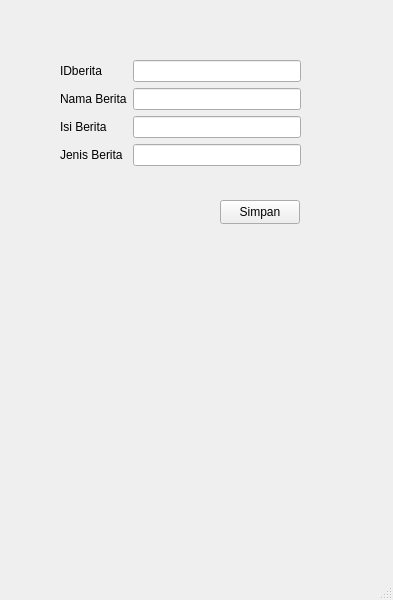
Above: TugasVisual_2/formberita.ui from arcahyadi/visual_2_2310010213_4F_aufa_riduan_cahyadi before the change. Below: the same form after it.
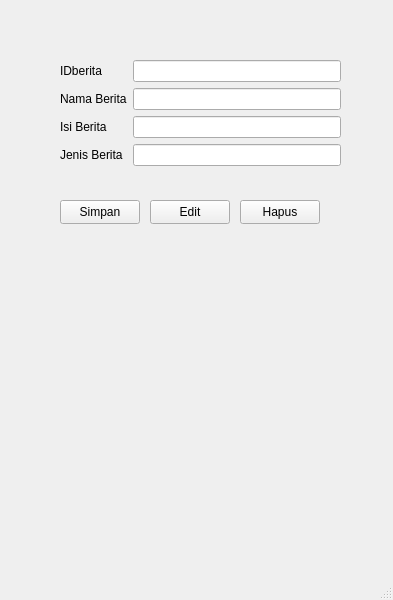
That is the form after the change.

Patch:
```diff
--- a/TugasVisual_2/formberita.ui
+++ b/TugasVisual_2/formberita.ui
@@ -19,7 +19,7 @@
      <rect>
       <x>60</x>
       <y>60</y>
-      <width>241</width>
+      <width>281</width>
       <height>121</height>
      </rect>
     </property>
@@ -69,7 +69,7 @@
    <widget class="QPushButton" name="pushButton">
     <property name="geometry">
      <rect>
-      <x>220</x>
+      <x>60</x>
       <y>200</y>
       <width>80</width>
       <height>24</height>
@@ -79,6 +79,32 @@
      <string>Simpan</string>
     </property>
    </widget>
+   <widget class="QPushButton" name="pushButton_2">
+    <property name="geometry">
+     <rect>
+      <x>150</x>
+      <y>200</y>
+      <width>80</width>
+      <height>24</height>
+     </rect>
+    </property>
+    <property name="text">
+     <string>Edit</string>
+    </property>
+   </widget>
+   <widget class="QPushButton" name="pushButton_3">
+    <property name="geometry">
+     <rect>
+      <x>240</x>
+      <y>200</y>
+      <width>80</width>
+      <height>24</height>
+     </rect>
+    </property>
+    <property name="text">
+     <string>Hapus</string>
+    </property>
+   </widget>
   </widget>
   <widget class="QMenuBar" name="menubar">
    <property name="geometry">
```
